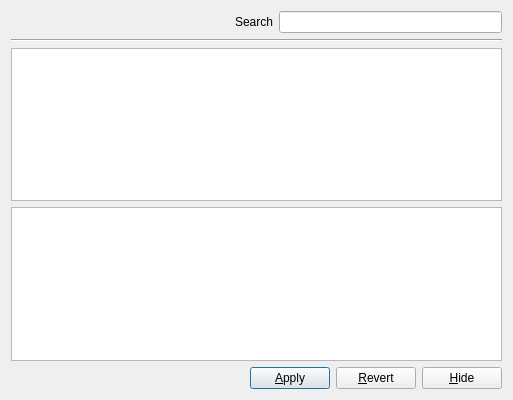
OpenChemistry/avogadrolibs, file avogadro/qtplugins/crystal/spacegroupdialog.ui: the form before one commit.
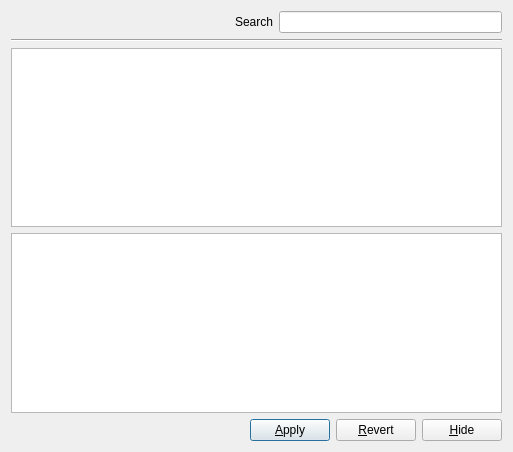
The form after the commit.

Commit message:
working set spacegroup dialog
I have a working QColumnView and a basic summary pane.

Items left to do
* remove preview widget column
* pre-select current spacegroup
* enable use of rwmolecule

Patch:
```diff
--- a/avogadro/qtplugins/crystal/spacegroupdialog.ui
+++ b/avogadro/qtplugins/crystal/spacegroupdialog.ui
@@ -7,7 +7,7 @@
     <x>0</x>
     <y>0</y>
     <width>513</width>
-    <height>400</height>
+    <height>452</height>
    </rect>
   </property>
   <property name="windowTitle">
@@ -57,7 +57,7 @@
    <item>
     <layout class="QVBoxLayout" name="verticalLayout_2">
      <item>
-      <widget class="QTreeView" name="treeView">
+      <widget class="QColumnView" name="columnView">
        <property name="sizePolicy">
         <sizepolicy hsizetype="Expanding" vsizetype="Expanding">
          <horstretch>0</horstretch>
@@ -70,13 +70,18 @@
          <height>16777215</height>
         </size>
        </property>
+       <property name="font">
+        <font>
+         <pointsize>15</pointsize>
+        </font>
+       </property>
        <property name="contextMenuPolicy">
         <enum>Qt::NoContextMenu</enum>
        </property>
       </widget>
      </item>
      <item>
-      <widget class="QPlainTextEdit" name="text"/>
+      <widget class="QTextBrowser" name="text"/>
      </item>
     </layout>
    </item>
```
The commit also changes 7 other files.
